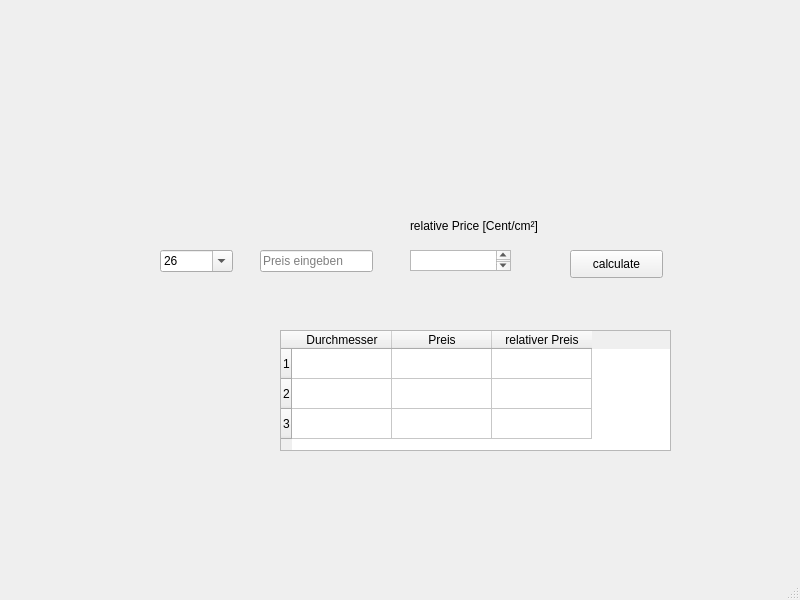
Above: PizzaCalculator.ui from kretschmer1982/PizzaCalculator before the change. Below: the same form after it.
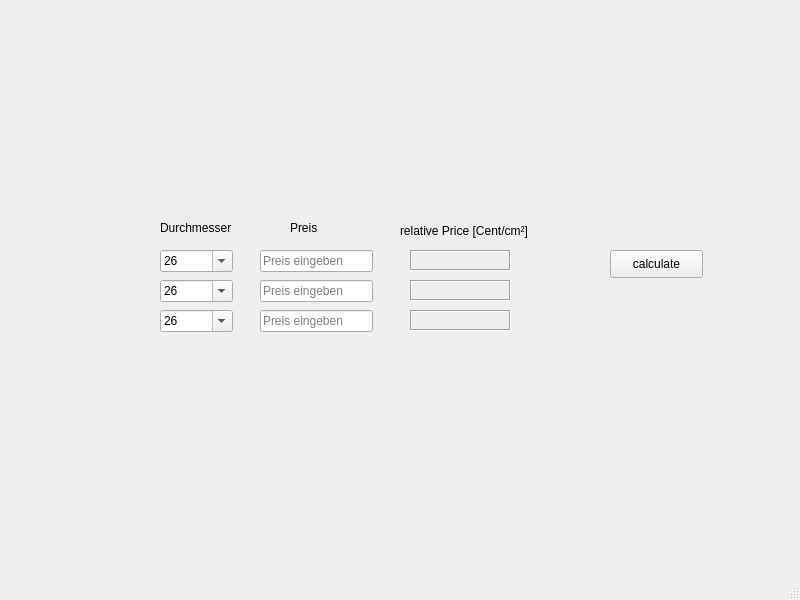
That is the form after the change.

Commit message: add more fields, rename

```diff
--- a/PizzaCalculator.ui
+++ b/PizzaCalculator.ui
@@ -84,33 +84,20 @@
    <widget class="QLabel" name="label">
     <property name="geometry">
      <rect>
-      <x>410</x>
-      <y>210</y>
+      <x>400</x>
+      <y>220</y>
       <width>141</width>
-      <height>31</height>
+      <height>21</height>
      </rect>
     </property>
     <property name="text">
      <string>relative Price [Cent/cm²]</string>
     </property>
    </widget>
-   <widget class="QTextBrowser" name="relativePrice1">
-    <property name="geometry">
-     <rect>
-      <x>410</x>
-      <y>250</y>
-      <width>101</width>
-      <height>21</height>
-     </rect>
-    </property>
-    <property name="readOnly">
-     <bool>false</bool>
-    </property>
-   </widget>
    <widget class="QPushButton" name="calculate_PB">
     <property name="geometry">
      <rect>
-      <x>570</x>
+      <x>610</x>
       <y>250</y>
       <width>93</width>
       <height>28</height>
@@ -120,45 +107,210 @@
      <string>calculate</string>
     </property>
    </widget>
-   <widget class="QTableWidget" name="tableWidget">
+   <widget class="QLabel" name="relativePrice_Out_1">
     <property name="geometry">
      <rect>
-      <x>280</x>
-      <y>330</y>
-      <width>391</width>
-      <height>121</height>
+      <x>410</x>
+      <y>250</y>
+      <width>101</width>
+      <height>21</height>
      </rect>
     </property>
-    <row>
+    <property name="frameShape">
+     <enum>QFrame::Box</enum>
+    </property>
+    <property name="frameShadow">
+     <enum>QFrame::Sunken</enum>
+    </property>
+    <property name="text">
+     <string/>
+    </property>
+   </widget>
+   <widget class="QLabel" name="label_2">
+    <property name="geometry">
+     <rect>
+      <x>160</x>
+      <y>220</y>
+      <width>81</width>
+      <height>16</height>
+     </rect>
+    </property>
+    <property name="text">
+     <string>Durchmesser</string>
+    </property>
+   </widget>
+   <widget class="QLabel" name="label_3">
+    <property name="geometry">
+     <rect>
+      <x>290</x>
+      <y>220</y>
+      <width>55</width>
+      <height>16</height>
+     </rect>
+    </property>
+    <property name="text">
+     <string>Preis</string>
+    </property>
+   </widget>
+   <widget class="QLineEdit" name="pizzaPrice_LI_2">
+    <property name="geometry">
+     <rect>
+      <x>260</x>
+      <y>280</y>
+      <width>113</width>
+      <height>22</height>
+     </rect>
+    </property>
+    <property name="toolTip">
+     <string>&lt;html&gt;&lt;head/&gt;&lt;body&gt;&lt;p&gt;Preis der Pizza eingeben&lt;/p&gt;&lt;/body&gt;&lt;/html&gt;</string>
+    </property>
+    <property name="inputMethodHints">
+     <set>Qt::ImhFormattedNumbersOnly</set>
+    </property>
+    <property name="placeholderText">
+     <string>Preis eingeben</string>
+    </property>
+   </widget>
+   <widget class="QLabel" name="relativePrice_Out_2">
+    <property name="geometry">
+     <rect>
+      <x>410</x>
+      <y>280</y>
+      <width>101</width>
+      <height>21</height>
+     </rect>
+    </property>
+    <property name="frameShape">
+     <enum>QFrame::Box</enum>
+    </property>
+    <property name="frameShadow">
+     <enum>QFrame::Sunken</enum>
+    </property>
+    <property name="text">
+     <string/>
+    </property>
+   </widget>
+   <widget class="QComboBox" name="pizzaSize_CB_2">
+    <property name="geometry">
+     <rect>
+      <x>160</x>
+      <y>280</y>
+      <width>73</width>
+      <height>22</height>
+     </rect>
+    </property>
+    <property name="contextMenuPolicy">
+     <enum>Qt::DefaultContextMenu</enum>
+    </property>
+    <property name="editable">
+     <bool>true</bool>
+    </property>
+    <property name="currentText">
+     <string>26</string>
+    </property>
+    <property name="currentIndex">
+     <number>0</number>
+    </property>
+    <item>
      <property name="text">
-      <string>1</string>
+      <string>26</string>
      </property>
-    </row>
-    <row>
+    </item>
+    <item>
      <property name="text">
-      <string>2</string>
+      <string>33</string>
      </property>
-    </row>
-    <row>
+    </item>
+    <item>
      <property name="text">
-      <string>3</string>
+      <string>40</string>
      </property>
-    </row>
-    <column>
+    </item>
+    <item>
      <property name="text">
-      <string>Durchmesser</string>
+      <string>45</string>
      </property>
-    </column>
-    <column>
+    </item>
+   </widget>
+   <widget class="QLabel" name="relativePrice_Out_3">
+    <property name="geometry">
+     <rect>
+      <x>410</x>
+      <y>310</y>
+      <width>101</width>
+      <height>21</height>
+     </rect>
+    </property>
+    <property name="frameShape">
+     <enum>QFrame::Box</enum>
+    </property>
+    <property name="frameShadow">
+     <enum>QFrame::Sunken</enum>
+    </property>
+    <property name="text">
+     <string/>
+    </property>
+   </widget>
+   <widget class="QComboBox" name="pizzaSize_CB_3">
+    <property name="geometry">
+     <rect>
+      <x>160</x>
+      <y>310</y>
+      <width>73</width>
+      <height>22</height>
+     </rect>
+    </property>
+    <property name="contextMenuPolicy">
+     <enum>Qt::DefaultContextMenu</enum>
+    </property>
+    <property name="editable">
+     <bool>true</bool>
+    </property>
+    <property name="currentText">
+     <string>26</string>
+    </property>
+    <property name="currentIndex">
+     <number>0</number>
+    </property>
+    <item>
      <property name="text">
-      <string>Preis</string>
+      <string>26</string>
      </property>
-    </column>
-    <column>
+    </item>
+    <item>
      <property name="text">
-      <string>relativer Preis</string>
+      <string>33</string>
      </property>
-    </column>
+    </item>
+    <item>
+     <property name="text">
+      <string>40</string>
+     </property>
+    </item>
+    <item>
+     <property name="text">
+      <string>45</string>
+     </property>
+    </item>
+   </widget>
+   <widget class="QLineEdit" name="pizzaPrice_LI_3">
+    <property name="geometry">
+     <rect>
+      <x>260</x>
+      <y>310</y>
+      <width>113</width>
+      <height>22</height>
+     </rect>
+    </property>
+    <property name="toolTip">
+     <string>&lt;html&gt;&lt;head/&gt;&lt;body&gt;&lt;p&gt;Preis der Pizza eingeben&lt;/p&gt;&lt;/body&gt;&lt;/html&gt;</string>
+    </property>
+    <property name="inputMethodHints">
+     <set>Qt::ImhFormattedNumbersOnly</set>
+    </property>
+    <property name="placeholderText">
+     <string>Preis eingeben</string>
+    </property>
    </widget>
   </widget>
   <widget class="QMenuBar" name="menubar">
```
Left out of the diff: 6 changed lines with no effect on the pictures. The commit also changes 2 other files.
